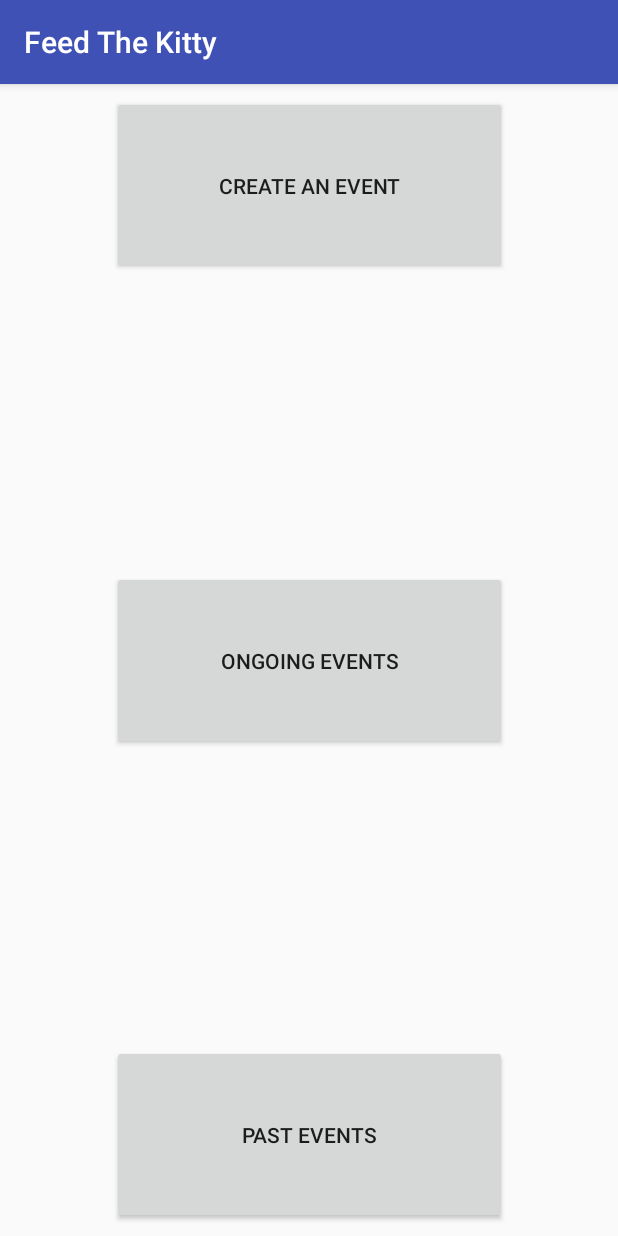
After one commit to aksdad/436, an Android app: the MainMenu screen opened directly, with no data from a screen before it, on a phone screen of 412 x 824 dp. The commit adds this screen. Run offline under Robolectric (Android 15) with nearby library versions, the phone set to English and light mode, and no system bars.

Commit message:
redid main menu to look more like mockup

```diff
--- a/app/src/main/AndroidManifest.xml
+++ b/app/src/main/AndroidManifest.xml
@@ -35,7 +35,8 @@
             android:name=".PastEvents"
             android:label="Feed The Kitty"
             android:theme="@style/AppTheme.NoActionBar" />
-        <activity android:name=".TestActivity"></activity>
+        <activity android:name=".TestActivity" />
+        <activity android:name=".MainMenu"></activity>
     </application>
 
 </manifest>
--- a/app/src/main/java/com/example/cory/feedthekitty/LoginActivity.java
+++ b/app/src/main/java/com/example/cory/feedthekitty/LoginActivity.java
@@ -350,7 +350,7 @@ public class LoginActivity extends AppCompatActivity implements LoaderCallbacks<
 
             if (success) {
                 Toast.makeText(getApplicationContext(), "Login successful!", Toast.LENGTH_SHORT).show();
-                Intent intent = new Intent(LoginActivity.this, MainActivity.class);
+                Intent intent = new Intent(LoginActivity.this, MainMenu.class);
                 startActivity(intent);
                 //finish();
             } else {
--- /dev/null
+++ b/app/src/main/java/com/example/cory/feedthekitty/MainMenu.java
@@ -0,0 +1,43 @@
+package com.example.cory.feedthekitty;
+
+import android.content.Intent;
+import android.support.v7.app.AppCompatActivity;
+import android.os.Bundle;
+import android.view.View;
+import android.widget.Button;
+
+public class MainMenu extends AppCompatActivity {
+
+    @Override
+    protected void onCreate(Bundle savedInstanceState) {
+        super.onCreate(savedInstanceState);
+        setContentView(R.layout.activity_main_menu);
+
+        Button createEvent = (Button) findViewById(R.id.create_event_button);
+        createEvent.setOnClickListener(new View.OnClickListener() {
+            @Override
+            public void onClick(View view) {
+                Intent intent = new Intent(MainMenu.this, TestActivity.class);
+                startActivity(intent);
+            }
+        });
+
+        Button ongoingEvents = (Button) findViewById(R.id.ongoing_event_button);
+        ongoingEvents.setOnClickListener(new View.OnClickListener() {
+            @Override
+            public void onClick(View view) {
+                Intent intent = new Intent(MainMenu.this, OngoingEvents.class);
+                startActivity(intent);
+            }
+        });
+
+        Button pastEvents = (Button) findViewById(R.id.past_event_button);
+        pastEvents.setOnClickListener(new View.OnClickListener() {
+            @Override
+            public void onClick(View view) {
+                Intent intent = new Intent(MainMenu.this, PastEvents.class);
+                startActivity(intent);
+            }
+        });
+    }
+}
--- /dev/null
+++ b/app/src/main/res/layout/activity_main_menu.xml
@@ -0,0 +1,48 @@
+<?xml version="1.0" encoding="utf-8"?>
+<android.support.constraint.ConstraintLayout xmlns:android="http://schemas.android.com/apk/res/android"
+    xmlns:app="http://schemas.android.com/apk/res-auto"
+    xmlns:tools="http://schemas.android.com/tools"
+    android:layout_width="match_parent"
+    android:layout_height="match_parent"
+    tools:context="com.example.cory.feedthekitty.MainMenu"
+    tools:layout_editor_absoluteY="81dp"
+    tools:layout_editor_absoluteX="0dp">
+
+    <Button
+        android:id="@+id/create_event_button"
+        android:layout_width="263dp"
+        android:layout_height="119dp"
+        android:text="Create an Event"
+        app:layout_constraintTop_toTopOf="parent"
+        android:layout_marginTop="8dp"
+        android:layout_marginRight="8dp"
+        app:layout_constraintRight_toRightOf="parent"
+        android:layout_marginLeft="8dp"
+        app:layout_constraintLeft_toLeftOf="parent" />
+    <Button
+        android:id="@+id/ongoing_event_button"
+        android:layout_width="263dp"
+        android:layout_height="119dp"
+        android:text="Ongoing Events"
+        android:layout_marginLeft="8dp"
+        app:layout_constraintLeft_toLeftOf="parent"
+        android:layout_marginRight="8dp"
+        app:layout_constraintRight_toRightOf="parent"
+        android:layout_marginBottom="8dp"
+        app:layout_constraintBottom_toTopOf="@+id/past_event_button"
+        android:layout_marginTop="8dp"
+        app:layout_constraintTop_toBottomOf="@+id/create_event_button" />
+
+    <Button
+        android:id="@+id/past_event_button"
+        android:layout_width="263dp"
+        android:layout_height="119dp"
+        android:text="Past Events"
+        app:layout_constraintBottom_toBottomOf="parent"
+        android:layout_marginBottom="8dp"
+        android:layout_marginLeft="8dp"
+        app:layout_constraintLeft_toLeftOf="parent"
+        android:layout_marginRight="8dp"
+        app:layout_constraintRight_toRightOf="parent" />
+
+</android.support.constraint.ConstraintLayout>
```
Also changed, not shown: app/src/main/res/layout/activity_main.xml (+11 -9 lines), app/src/main/res/layout/activity_test.xml (+6 -4 lines).
